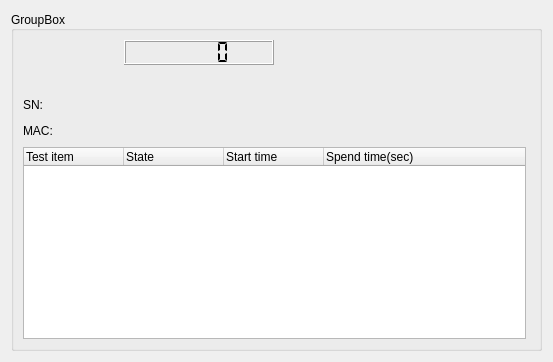
First picture: the form in Robot_v1/tooling.ui, repository wayneliu0512/Robot_v1, before the edit.
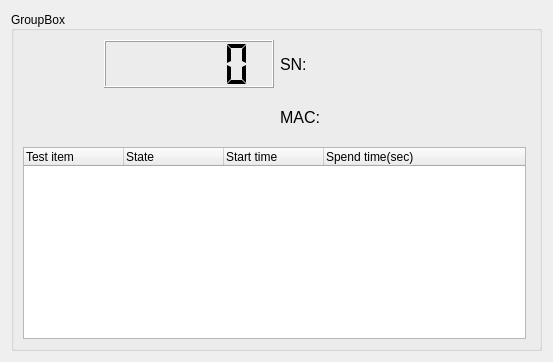
Second picture: the form after the edit. Icons and pictures are not drawn. Custom widgets are drawn as their Qt base class.

```diff
--- a/Robot_v1/tooling.ui
+++ b/Robot_v1/tooling.ui
@@ -56,7 +56,7 @@
           </property>
           <property name="maximumSize">
            <size>
-            <width>16777215</width>
+            <width>75</width>
             <height>16777215</height>
            </size>
           </property>
@@ -112,6 +112,11 @@
               <verstretch>0</verstretch>
              </sizepolicy>
             </property>
+            <property name="font">
+             <font>
+              <pointsize>12</pointsize>
+             </font>
+            </property>
             <property name="statusTip">
              <string>DUT test state.</string>
             </property>
@@ -124,22 +129,6 @@
         </item>
        </layout>
       </item>
-      <item row="0" column="1">
-       <spacer name="horizontalSpacer">
-        <property name="orientation">
-         <enum>Qt::Horizontal</enum>
-        </property>
-        <property name="sizeType">
-         <enum>QSizePolicy::Preferred</enum>
-        </property>
-        <property name="sizeHint" stdset="0">
-         <size>
-          <width>40</width>
-          <height>20</height>
-         </size>
-        </property>
-       </spacer>
-      </item>
       <item row="2" column="0" colspan="2">
        <widget class="QTreeWidget" name="treeWidget">
         <property name="sizePolicy">
@@ -185,12 +174,23 @@
         </column>
        </widget>
       </item>
-      <item row="1" column="0">
+      <item row="0" column="1">
        <layout class="QVBoxLayout" name="verticalLayout">
         <item>
          <layout class="QHBoxLayout" name="horizontalLayout">
           <item>
            <widget class="QLabel" name="label">
+            <property name="maximumSize">
+             <size>
+              <width>40</width>
+              <height>16777215</height>
+             </size>
+            </property>
+            <property name="font">
+             <font>
+              <pointsize>12</pointsize>
+             </font>
+            </property>
             <property name="text">
              <string>SN:</string>
             </property>
@@ -198,6 +198,11 @@
           </item>
           <item>
            <widget class="QLabel" name="label_SN">
+            <property name="font">
+             <font>
+              <pointsize>12</pointsize>
+             </font>
+            </property>
             <property name="text">
              <string/>
             </property>
@@ -209,6 +214,17 @@
          <layout class="QHBoxLayout" name="horizontalLayout_2">
           <item>
            <widget class="QLabel" name="label_3">
+            <property name="maximumSize">
+             <size>
+              <width>40</width>
+              <height>16777215</height>
+             </size>
+            </property>
+            <property name="font">
+             <font>
+              <pointsize>12</pointsize>
+             </font>
+            </property>
             <property name="text">
              <string>MAC:</string>
             </property>
@@ -216,6 +232,11 @@
           </item>
           <item>
            <widget class="QLabel" name="label_MAC">
+            <property name="font">
+             <font>
+              <pointsize>12</pointsize>
+             </font>
+            </property>
             <property name="text">
              <string/>
             </property>
```
